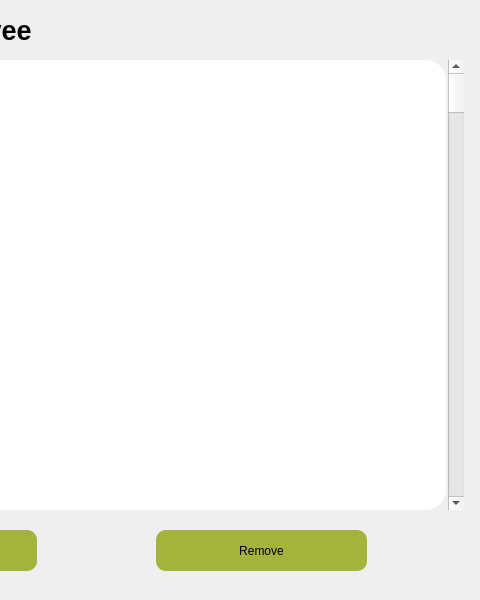
Above: staffwindow.ui from darryusa/QtProcess before the change; both pictures show x 544 to 1024 and y 0 to 600 of the 1024 by 600 pixel window. Below: the same form after it.
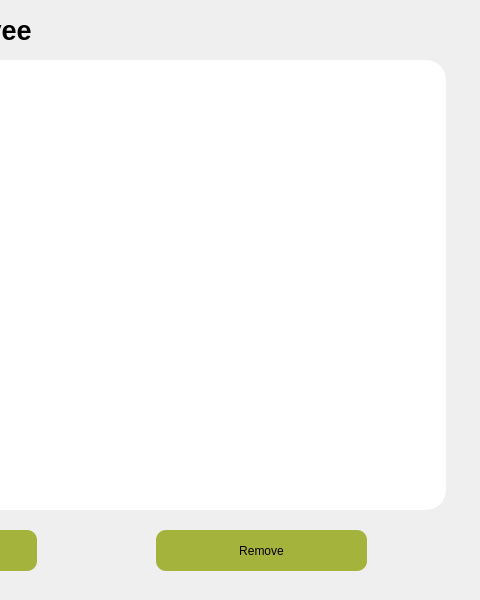
That is the form after the change.

Diff of the .ui file:
```diff
--- a/staffwindow.ui
+++ b/staffwindow.ui
@@ -19,22 +19,6 @@
   <property name="layoutDirection">
    <enum>Qt::LeftToRight</enum>
   </property>
-  <widget class="QScrollBar" name="verticalScrollBar">
-   <property name="geometry">
-    <rect>
-     <x>992</x>
-     <y>60</y>
-     <width>16</width>
-     <height>450</height>
-    </rect>
-   </property>
-   <property name="styleSheet">
-    <string notr="true"/>
-   </property>
-   <property name="orientation">
-    <enum>Qt::Vertical</enum>
-   </property>
-  </widget>
   <widget class="QLabel" name="label">
    <property name="geometry">
     <rect>
```
Left out of the diff: 13 changed lines with no effect on the pictures.
